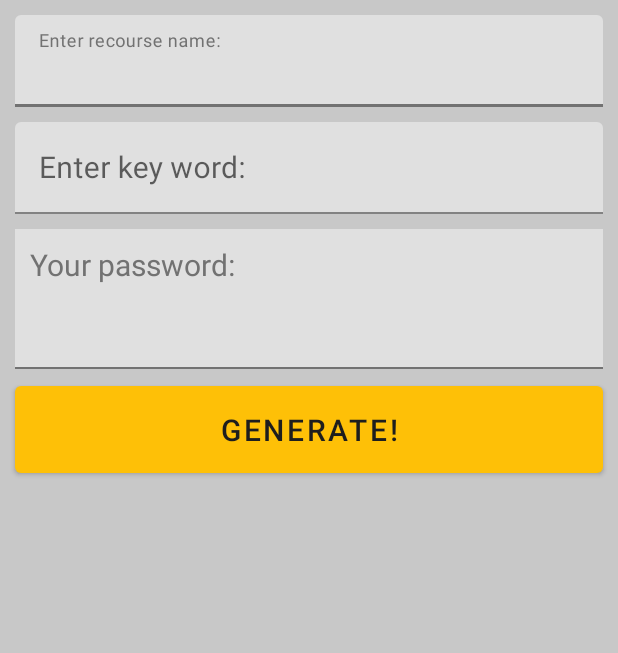
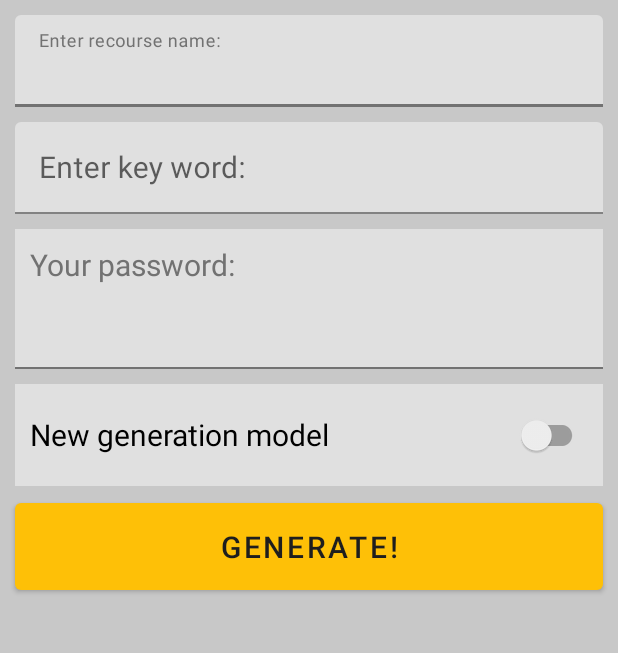
Before and after one commit to Baranov-Denis/Password_gen, an Android app: the screen it shows after launch (MainActivity), after a tap on "GENERATE!", on a phone screen of 412 x 824 dp, the part 84-737 px from its top. Run offline under Robolectric (Android 15) with nearby library versions, the phone set to English and light mode, and no system bars.

Commit message:
Все поля очищаются через 5 секунд. Работает переключатель на старый вариант генерации пароля (не рекомендуется).

```diff
--- a/app/src/main/java/com/example/passwordgenerator/MainActivity.java
+++ b/app/src/main/java/com/example/passwordgenerator/MainActivity.java
@@ -2,6 +2,7 @@ package com.example.passwordgenerator;
 
 import androidx.annotation.NonNull;
 import androidx.appcompat.app.AppCompatActivity;
+import androidx.appcompat.widget.SwitchCompat;
 import androidx.appcompat.widget.Toolbar;
 
 import android.content.ClipData;
@@ -10,6 +11,7 @@ import android.content.Context;
 import android.content.Intent;
 import android.content.SharedPreferences;
 import android.os.Bundle;
+import android.os.Handler;
 import android.view.Menu;
 import android.view.MenuItem;
 import android.widget.Button;
@@ -52,6 +54,8 @@ public class MainActivity extends AppCompatActivity {
         //Подключение toolBar
         Toolbar toolbar = findViewById(R.id.toolbar);
         setSupportActionBar(toolbar);
+
+        addSwitchForStrongPassword();
 
     }
 
@@ -98,49 +102,19 @@ public class MainActivity extends AppCompatActivity {
         }
 
     }
-//
-//    //Подключение переключателя для изменения сложности пароля
-//    private void addSwitchForStrongPassword(){
-//        SwitchCompat switch1 = findViewById(R.id.switch1);
-//
-//        switch1.setOnCheckedChangeListener((buttonView, isChecked) ->{
-//
-//            if(isChecked){
-//                strongPassword = true;
-//
-//            }else{
-//                strongPassword = false;
-//
-//            }
-//        });
-//    }
 
-//    private void setPasswordLengthToTextView() {
-//        TextView textView =  findViewById(R.id.seekBarValue);
-//        textView.setText(String.valueOf(passwordCreator.getPasswordLength()));
-//    }
 
-//    private void setSeekBar() {
-//        SeekBar seekBar =  findViewById(R.id.seekBar);
-//        TextView textView = findViewById(R.id.seekBarValue);
-//        seekBar.setOnSeekBarChangeListener(new SeekBar.OnSeekBarChangeListener() {
-//            @Override
-//            public void onProgressChanged(SeekBar seekBar, int progress, boolean fromUser) {
-//                textView.setText(String.valueOf(progress));
-//            }
-//
-//            @Override
-//            public void onStartTrackingTouch(SeekBar seekBar) {
-//
-//            }
-//
-//            @Override
-//            public void onStopTrackingTouch(SeekBar seekBar) {
-//
-//            }
-//        });
-//    }
 
+
+
+
+    private void addSwitchForStrongPassword() {
+        SwitchCompat switch1 = findViewById(R.id.switchForTypeOfModelGeneration);
+        switch1.setChecked(!PasswordCreator.oldGeneration);
+        switch1.setOnCheckedChangeListener((buttonView, isChecked) -> {
+            PasswordCreator.oldGeneration = !isChecked;
+        });
+    }
 
     private void setOnClickButton() {
         Button generateButton = findViewById(R.id.generate_button);
@@ -153,15 +127,26 @@ public class MainActivity extends AppCompatActivity {
         EditText keyEdit = findViewById(R.id.get_key_word);
         String resourceName = resourceNameEdit.getText().toString();
         String key = keyEdit.getText().toString();
-        //  SeekBar seekBar = findViewById(R.id.seekBar);
-        //  int passwordLength = seekBar.getProgress();
+        TextView passwordField = findViewById(R.id.generated_password);
 
         if (!resourceName.equals("") && !key.equals("")) {
             generatedPassword = passwordCreator.createPassword(resourceName, key);
-            TextView passwordField = findViewById(R.id.generated_password);
             passwordField.setText(generatedPassword);
             copyPasswordToClipboard(generatedPassword);
         }
+
+
+        final Handler handler = new Handler();
+        handler.postDelayed(new Runnable() {
+            @Override
+            public void run() {
+                // Do something after 5s = 5000ms
+                resourceNameEdit.setText("");
+                keyEdit.setText("");
+                passwordField.setText("");
+            }
+        }, 5000);
+
 
     }
 
--- a/app/src/main/java/com/example/passwordgenerator/SettingsActivity.java
+++ b/app/src/main/java/com/example/passwordgenerator/SettingsActivity.java
@@ -56,7 +56,7 @@ public class SettingsActivity extends AppCompatActivity {
 
     //Подключение переключателя для изменения сложности пароля
     private void addSwitchForStrongPassword() {
-        SwitchCompat switch1 = findViewById(R.id.switch1);
+        SwitchCompat switch1 = findViewById(R.id.switchForTypeGeneration);
         switch1.setChecked(PasswordCreator.strongPassword);
         switch1.setOnCheckedChangeListener((buttonView, isChecked) -> {
             PasswordCreator.strongPassword = isChecked;
--- a/app/src/main/res/layout/activity_main.xml
+++ b/app/src/main/res/layout/activity_main.xml
@@ -114,6 +114,24 @@
                     style="@style/border_style" />
             </LinearLayout>
 
+            <LinearLayout
+                android:layout_width="match_parent"
+                android:layout_height="wrap_content"
+                android:layout_marginHorizontal="10dp"
+                android:layout_marginTop="10dp"
+                android:orientation="vertical"
+                style="@style/background_style">
+
+                <androidx.appcompat.widget.SwitchCompat
+                    android:id="@+id/switchForTypeOfModelGeneration"
+                    android:layout_width="match_parent"
+                    android:layout_height="wrap_content"
+                    android:checked="true"
+                    android:text="@string/password_generation_model"
+                    android:layout_margin="10dp"
+                    android:theme="@style/text_color" />
+            </LinearLayout>
+
 
             <LinearLayout
                 android:layout_width="match_parent"
--- a/app/src/main/res/layout/activity_settings.xml
+++ b/app/src/main/res/layout/activity_settings.xml
@@ -82,7 +82,7 @@
             style="@style/background_style">
 
             <androidx.appcompat.widget.SwitchCompat
-                android:id="@+id/switch1"
+                android:id="@+id/switchForTypeGeneration"
                 android:layout_width="match_parent"
                 android:layout_height="wrap_content"
                 android:checked="true"
--- a/app/src/main/res/values/strings.xml
+++ b/app/src/main/res/values/strings.xml
@@ -8,6 +8,7 @@
     <string name="password_was_copied"> Password was copied </string>
     <string name="help">Help</string>
     <string name="password_complexity">More strong password</string>
+    <string name="password_generation_model">New generation model</string>
     <string name="settings">Settings</string>
 
     <string name="help_text_0">You no longer need to remember a lot of passwords for different sites!</string>
```
Also changed, not shown: app/src/main/java/com/example/passwordgenerator/PasswordCreator.java (+50 -8 lines), 2 other files.
